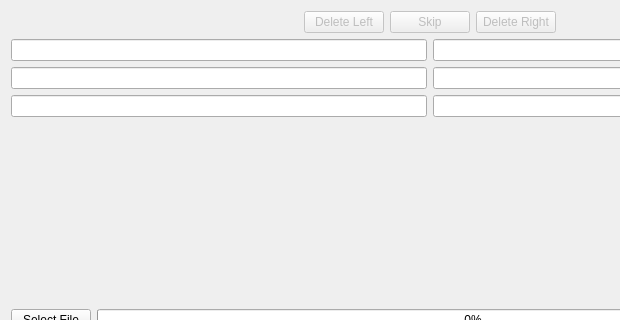
Old version of the form frontend/widget.ui in the repository ohookins/photo-fingerprint; both pictures show x 0 to 620 and y 0 to 320 of the 860 by 528 pixel window.
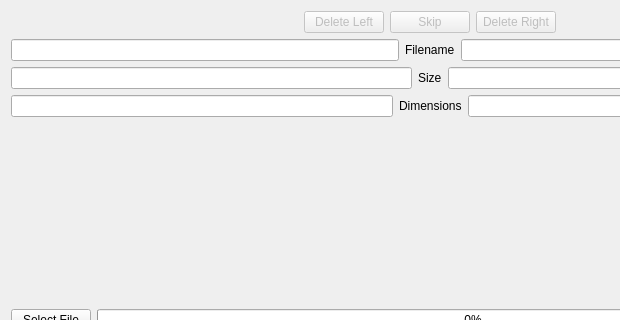
New version of the form.

Commit message: Fix shortcut buttons and deletion selection logic.

The edit to the form file:
```diff
--- a/frontend/widget.ui
+++ b/frontend/widget.ui
@@ -102,11 +102,21 @@
        <property name="focusPolicy">
         <enum>Qt::NoFocus</enum>
        </property>
+       <property name="alignment">
+        <set>Qt::AlignRight|Qt::AlignTrailing|Qt::AlignVCenter</set>
+       </property>
        <property name="readOnly">
         <bool>true</bool>
        </property>
       </widget>
      </item>
+     <item>
+      <widget class="QLabel" name="label">
+       <property name="text">
+        <string>Filename</string>
+       </property>
+      </widget>
+     </item>
      <item>
       <widget class="QLineEdit" name="rightFilenameLineEdit">
        <property name="focusPolicy">
@@ -126,11 +136,21 @@
        <property name="focusPolicy">
         <enum>Qt::NoFocus</enum>
        </property>
+       <property name="alignment">
+        <set>Qt::AlignRight|Qt::AlignTrailing|Qt::AlignVCenter</set>
+       </property>
        <property name="readOnly">
         <bool>true</bool>
        </property>
       </widget>
      </item>
+     <item>
+      <widget class="QLabel" name="label_2">
+       <property name="text">
+        <string>Size</string>
+       </property>
+      </widget>
+     </item>
      <item>
       <widget class="QLineEdit" name="rightSizeLineEdit">
        <property name="focusPolicy">
@@ -150,11 +170,21 @@
        <property name="focusPolicy">
         <enum>Qt::NoFocus</enum>
        </property>
+       <property name="alignment">
+        <set>Qt::AlignRight|Qt::AlignTrailing|Qt::AlignVCenter</set>
+       </property>
        <property name="readOnly">
         <bool>true</bool>
        </property>
       </widget>
      </item>
+     <item>
+      <widget class="QLabel" name="label_3">
+       <property name="text">
+        <string>Dimensions</string>
+       </property>
+      </widget>
+     </item>
      <item>
       <widget class="QLineEdit" name="rightResolutionLineEdit">
        <property name="focusPolicy">
```
Left out of the diff: 4 changed lines with no effect on the pictures. The commit also changes 1 other file.
